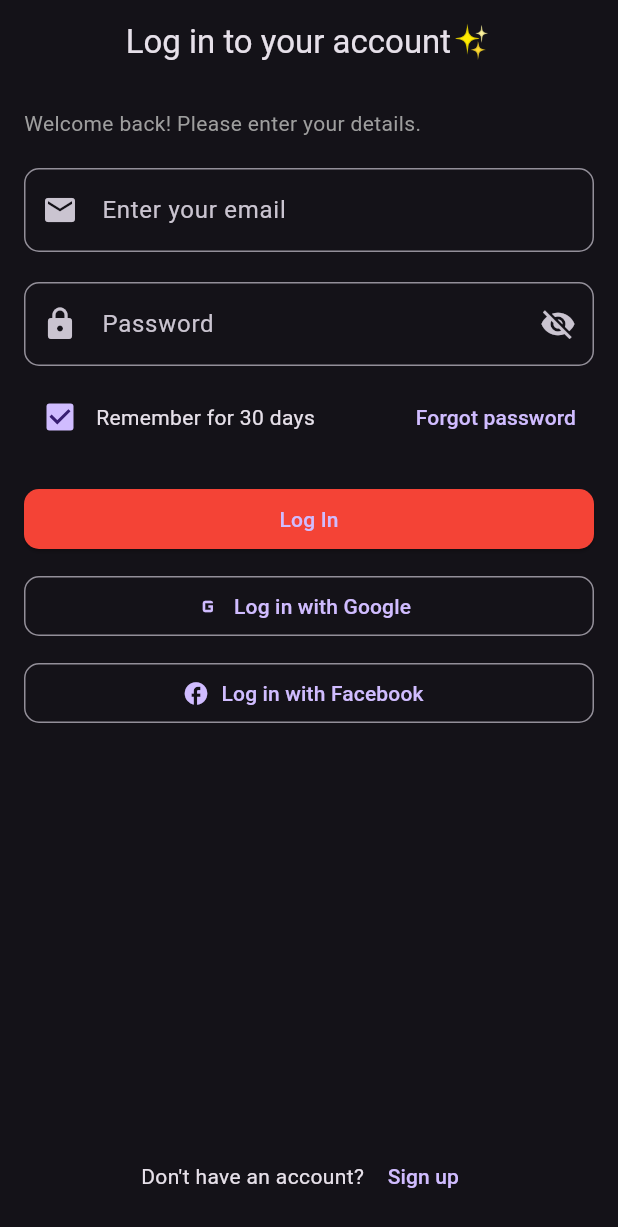
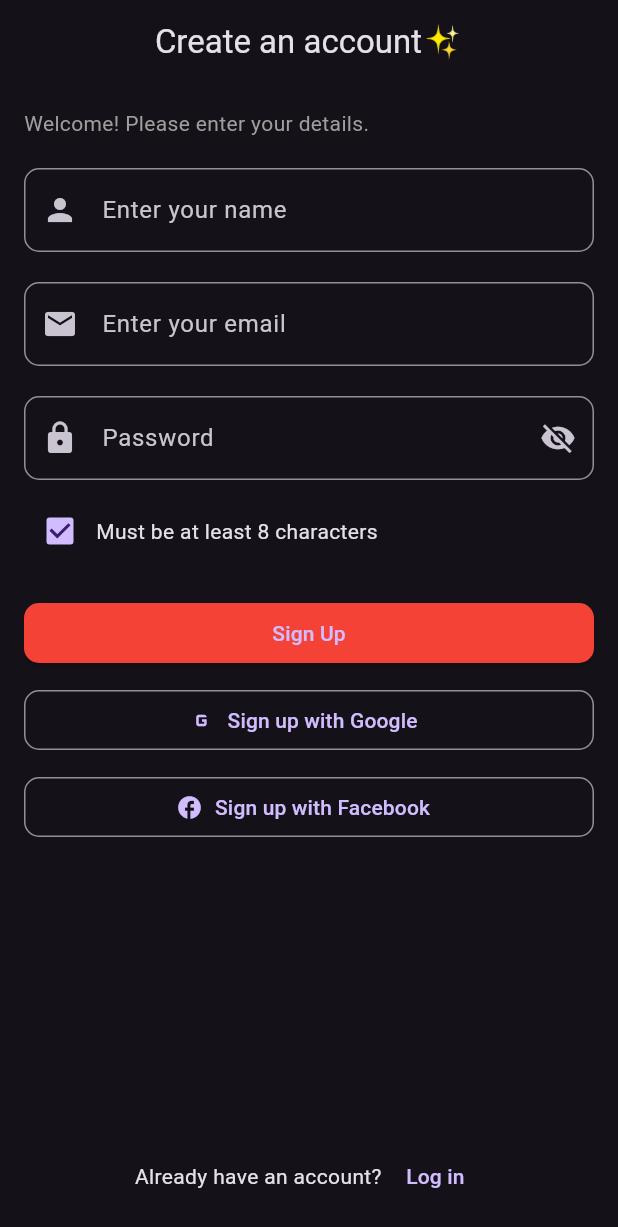
Before and after one commit to NorPeK/Baserahapp, a Flutter app: the screen it shows after launch, after a tap on "Sign up", on a phone screen of 412 x 824 dp. Shown: the top 1227 px of the screen. Run offline on Flutter 3.47's test engine with Material 3 defaults, Android fonts, the phone set to English and light mode, and no system bars.

Commit message:
fifth commit (signup is done but still needs fixing). also all navigations completed

```diff
--- a/lib/login.dart
+++ b/lib/login.dart
@@ -111,7 +111,9 @@ class LoginPage extends StatelessWidget {
               children: [
                 const Text("Don't have an account? "),
                 TextButton(
-                  onPressed: () {},
+                  onPressed: () {
+                    Navigator.pushReplacementNamed(context, '/signup');
+                  },
                   child: const Text('Sign up'),
                 ),
               ],
--- a/lib/main.dart
+++ b/lib/main.dart
@@ -1,5 +1,6 @@
 import 'package:baserah_app/login.dart';
 import 'package:baserah_app/profile.dart';
+import 'package:baserah_app/signup.dart';
 import 'package:flutter/material.dart';
 
 void main() {
@@ -19,6 +20,7 @@ class MyApp extends StatelessWidget {
       routes: {
         '/login': (context) => const LoginPage(),
         '/home': (context) => const HomePage(),
+        '/signup': (context) => const SignUpPage(),
         '/profile': (context) => const ProfilePage(),
       },
 
--- a/lib/profile.dart
+++ b/lib/profile.dart
@@ -7,17 +7,8 @@ class ProfilePage extends StatelessWidget {
   Widget build(BuildContext context) {
     return Scaffold(
       appBar: AppBar(
-        automaticallyImplyLeading: false,
         title: const Text('Profile'),
-        /*
-        leading: IconButton(
-          icon: const Icon(Icons.arrow_back),
-          onPressed: () {
-            Navigator.pop(context);
-          },
-        ),
-
-         */
+        // Removed the leading property to remove the back arrow
       ),
       body: Padding(
         padding: const EdgeInsets.all(16.0),
@@ -45,23 +36,23 @@ class ProfilePage extends StatelessWidget {
             const SizedBox(height: 20),
             Expanded(
               child: ListView(
-                children: const [
-                  ProfileOption(
+                children: [
+                  const ProfileOption(
                     icon: Icons.person,
                     title: 'User Details',
                     color: Colors.orange,
                   ),
-                  ProfileOption(
+                  const ProfileOption(
                     icon: Icons.edit,
                     title: 'Edit Profile',
                     color: Colors.purple,
                   ),
-                  ProfileOption(
+                  const ProfileOption(
                     icon: Icons.lock,
                     title: 'Privacy',
                     color: Colors.yellow,
                   ),
-                  ProfileOption(
+                  const ProfileOption(
                     icon: Icons.help,
                     title: 'Help Center',
                     color: Colors.green,
@@ -70,6 +61,9 @@ class ProfilePage extends StatelessWidget {
                     icon: Icons.logout,
                     title: 'Sign Out',
                     color: Colors.red,
+                    onTap: () {
+                      Navigator.pushReplacementNamed(context, '/login');
+                    },
                   ),
                 ],
               ),
@@ -105,12 +99,15 @@ class ProfileOption extends StatelessWidget {
   final IconData icon;
   final String title;
   final Color color;
+  final VoidCallback? onTap; // Added onTap parameter
 
   const ProfileOption({
     super.key,
     required this.icon,
     required this.title,
     required this.color,
+    this.onTap, // Initialize onTap parameter
+
   });
 
   @override
@@ -121,8 +118,8 @@ class ProfileOption extends StatelessWidget {
         child: Icon(icon, color: Colors.white),
       ),
       title: Text(title),
-      trailing: Icon(Icons.arrow_forward_ios),
-      onTap: () {},
+      trailing: const Icon(Icons.arrow_forward_ios),
+      onTap: onTap ?? () {}, // Use onTap if provided, otherwise do nothing
     );
   }
 }
--- a/lib/signup.dart
+++ b/lib/signup.dart
@@ -0,0 +1,127 @@
+import 'package:flutter/material.dart';
+
+class SignUpPage extends StatelessWidget {
+  const SignUpPage({super.key});
+
+  @override
+  Widget build(BuildContext context) {
+    return Scaffold(
+      appBar: AppBar(
+        automaticallyImplyLeading: false,
+        title: const Text('Create an account✨'),
+        centerTitle: true,
+      ),
+      body: Padding(
+        padding: const EdgeInsets.all(16.0),
+        child: Column(
+          crossAxisAlignment: CrossAxisAlignment.start,
+          children: [
+            const Text(
+              'Welcome! Please enter your details.',
+              style: TextStyle(color: Colors.grey),
+            ),
+            const SizedBox(height: 20),
+            TextField(
+              decoration: InputDecoration(
+                prefixIcon: const Icon(Icons.person),
+                labelText: 'Enter your name',
+                border: OutlineInputBorder(
+                  borderRadius: BorderRadius.circular(10),
+                ),
+              ),
+            ),
+            const SizedBox(height: 20),
+            TextField(
+              decoration: InputDecoration(
+                prefixIcon: const Icon(Icons.email),
+                labelText: 'Enter your email',
+                border: OutlineInputBorder(
+                  borderRadius: BorderRadius.circular(10),
+                ),
+              ),
+            ),
+            const SizedBox(height: 20),
+            TextField(
+              obscureText: true,
+              decoration: InputDecoration(
+                prefixIcon: const Icon(Icons.lock),
+                labelText: 'Password',
+                suffixIcon: const Icon(Icons.visibility_off),
+                border: OutlineInputBorder(
+                  borderRadius: BorderRadius.circular(10),
+                ),
+              ),
+            ),
+            const SizedBox(height: 10),
+            Row(
+              children: [
+                Checkbox(
+                  value: true,
+                  onChanged: (value) {},
+                ),
+                const Text('Must be at least 8 characters'),
+              ],
+            ),
+            const SizedBox(height: 20),
+            SizedBox(
+              width: double.infinity,
+              child: ElevatedButton(
+                onPressed: () {
+                  Navigator.pushReplacementNamed(context, '/login');
+                },
+                style: ElevatedButton.styleFrom(
+                  backgroundColor: Colors.red,
+                  shape: RoundedRectangleBorder(
+                    borderRadius: BorderRadius.circular(10),
+                  ),
+                ),
+                child: const Text('Sign Up'),
+              ),
+            ),
+            const SizedBox(height: 10),
+            SizedBox(
+              width: double.infinity,
+              child: OutlinedButton.icon(
+                onPressed: () {},
+                icon: const Icon(Icons.g_mobiledata),
+                label: const Text('Sign up with Google'),
+                style: OutlinedButton.styleFrom(
+                  shape: RoundedRectangleBorder(
+                    borderRadius: BorderRadius.circular(10),
+                  ),
+                ),
+              ),
+            ),
+            const SizedBox(height: 10),
+            SizedBox(
+              width: double.infinity,
+              child: OutlinedButton.icon(
+                onPressed: () {},
+                icon: const Icon(Icons.facebook),
+                label: const Text('Sign up with Facebook'),
+                style: OutlinedButton.styleFrom(
+                  shape: RoundedRectangleBorder(
+                    borderRadius: BorderRadius.circular(10),
+                  ),
+                ),
+              ),
+            ),
+            const Spacer(),
+            Row(
+              mainAxisAlignment: MainAxisAlignment.center,
+              children: [
+                const Text("Already have an account? "),
+                TextButton(
+                  onPressed: () {
+                    Navigator.pushReplacementNamed(context, '/login');
+                  },
+                  child: const Text('Log in'),
+                ),
+              ],
+            ),
+          ],
+        ),
+      ),
+    );
+  }
+}
```
